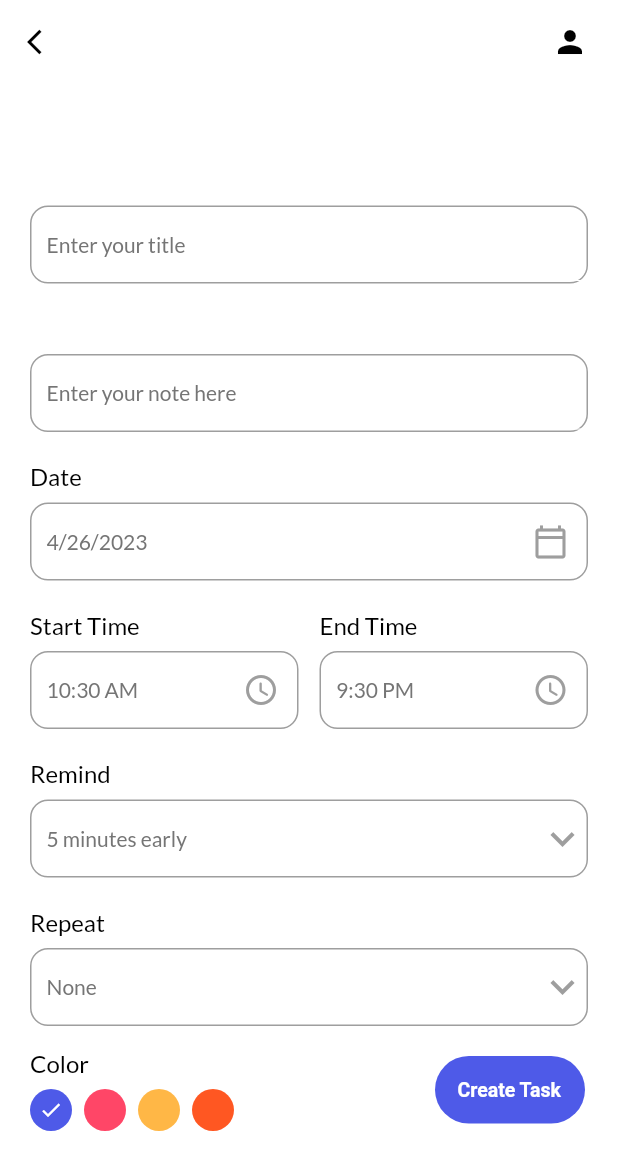
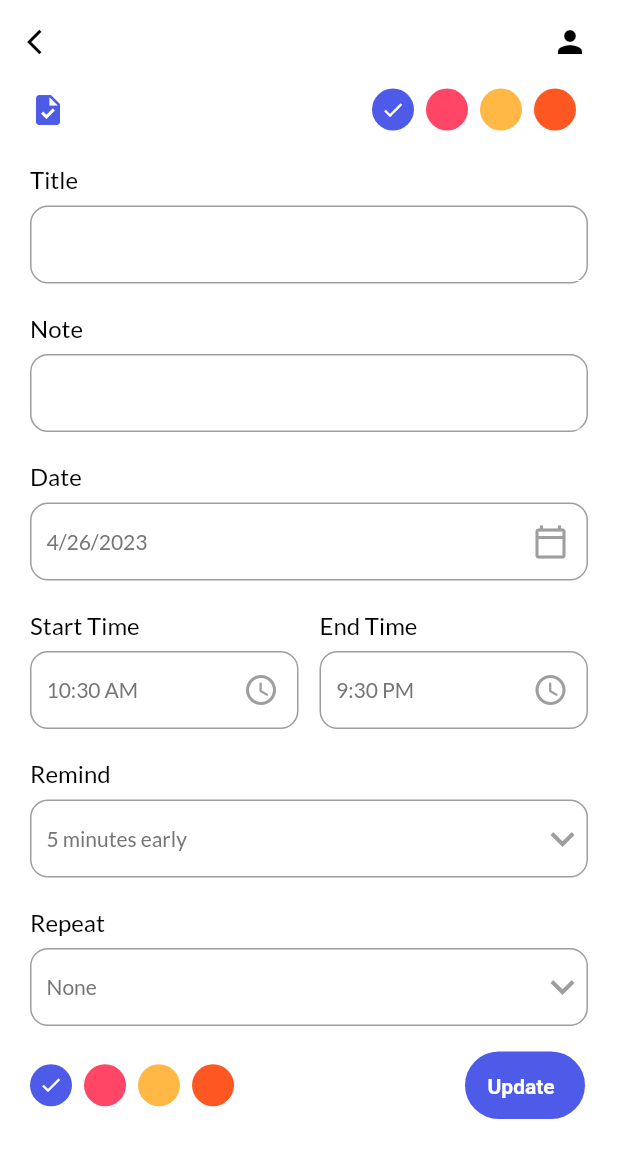
Before and after one commit to cn666278/task-todo-new-edition, a Flutter app: the TaskDetailPage screen opened directly with empty values, on a phone screen of 412 x 824 dp. Shown: the top 1170 px of the screen. Run offline on Flutter 3.47's test engine with Material 2 defaults, Android fonts, the phone set to English and light mode, and no system bars; our stand-ins replace date_picker_timeline, flutter_local_notifications, flutter_native_timezone, flutter_staggered_animations, get, get_storage and 2 more; missing offline and left inert: mysql1, mysql_utils; accounts and stored records are empty.

Commit message:
Solve issue: Weekly reminder and task display function
* TODO ERROR:
Monthly reminder and task display function

```diff
--- a/lib/ui/details.dart
+++ b/lib/ui/details.dart
@@ -6,6 +6,8 @@ import 'package:todo_app_new_edition/models/task.dart';
 import 'package:todo_app_new_edition/ui/theme.dart';
 import 'package:todo_app_new_edition/ui/widgets/button.dart';
 import 'package:todo_app_new_edition/ui/widgets/input_field.dart';
+import 'package:todo_app_new_edition/ui/widgets/task_tile.dart';
+import 'package:todo_app_new_edition/ui/widgets/update_button.dart';
 
 // Details page
 // convert StatelessWidget to StatefulWidget by Alt + ENTER
@@ -50,13 +52,25 @@ class _TaskDetailsPageState extends State<TaskDetailPage> {
           child: Column(
             crossAxisAlignment: CrossAxisAlignment.start,
             children: [
-            Text(
-                // "Add Task",
-              task!.title!,
-                style: headingStyle,
-              ),
-              MyInputField(title: task!.title!, hint: "Enter your title", controller: _titleController,),
-              MyInputField(title: task!.note!, hint: "Enter your note here", controller: _noteController,),
+            Row(
+              mainAxisAlignment: MainAxisAlignment.spaceBetween,
+              crossAxisAlignment: CrossAxisAlignment.center,
+              children: [
+                Row(
+                  children: [
+                    Icon(Icons.task, color: _getBGClr(task?.color??0)),
+                    const SizedBox(width: 5,),
+                    Text(
+                      task!.title!,
+                      style: headingStyle,
+                    ),
+                  ],
+                ),
+                _colorPalette(),
+              ],
+            ),
+              MyInputField(title: "Title", hint: task!.title!, controller: _titleController,),
+              MyInputField(title: "Note", hint: task!.note!, controller: _noteController,),
               MyInputField(
                 title: "Date",
                 hint: DateFormat.yMd().format(_selectedDate),
@@ -176,7 +190,7 @@ class _TaskDetailsPageState extends State<TaskDetailPage> {
                   _colorPalette(),
                   Padding(
                     padding: const EdgeInsets.all(2.0),
-                    child: MyButton(label: "Create Task", onTap: () => _validateDate()),
+                    child: UpdateButton(label: "Update", onTap: () => _validateDate()),
                   ),
                 ],
               )
@@ -187,8 +201,25 @@ class _TaskDetailsPageState extends State<TaskDetailPage> {
     );
   }
 
+  /* 控制TASK LIST 卡片颜色 */
+  _getBGClr(int no) {
+    switch (no) {
+      case 0:
+        return bluishClr;
+      case 1:
+        return pinkClr;
+      case 2:
+        return yellowClr;
+      case 3:
+        return deepOrange;
+      default:
+        return bluishClr;
+    }
+  }
+
   _validateDate() {
     if (_titleController.text.isNotEmpty && _noteController.text.isNotEmpty) {
+      // TODO -- CHANGE TO EDIT / UPDATE Function
       _addTaskToDb();
       _taskController.getTasks();
       Get.back();
@@ -225,13 +256,13 @@ class _TaskDetailsPageState extends State<TaskDetailPage> {
     return Column(
       crossAxisAlignment: CrossAxisAlignment.start,
       children: [
-        Text(
-          "Color",
-          style: titleStyle,
-        ),
-        SizedBox(
-          height: 8.0,
-        ),
+        // Text(
+        //   "Color",
+        //   style: titleStyle,
+        // ),
+        // SizedBox(
+        //   height: 8.0,
+        // ),
         // Wrap widget can help put things in horizontal line
         Wrap( // used for the horizontal layout
           children: List<Widget>.generate(4, (int index) {
--- /dev/null
+++ b/lib/ui/widgets/update_button.dart
@@ -0,0 +1,36 @@
+import 'package:flutter/cupertino.dart';
+import 'package:flutter/material.dart';
+import 'package:todo_app_new_edition/ui/theme.dart';
+
+class UpdateButton extends StatelessWidget {
+  final String label;
+  final Function()? onTap; // you are not sure whether get this function or not, if doesn't get just keep it null
+  const UpdateButton({Key? key, required this.label, required this.onTap}) : super(key: key);
+
+  @override
+  Widget build(BuildContext context) {
+    return GestureDetector(
+      onTap: onTap,
+      child: Container(
+        width: 80,
+        height: 45,
+        decoration: BoxDecoration(
+          borderRadius: BorderRadius.circular(25),
+          color: primaryClr,
+        ),
+        child: Padding(
+          // padding: EdgeInsets.symmetric(vertical: 15, horizontal: 15),
+          padding: const EdgeInsets.only(left: 15, top: 15, right: 15),
+          child: Text(
+            label,
+            style: TextStyle(
+              fontSize: 14,
+              fontWeight: FontWeight.bold,
+              color: Colors.white,
+            ),
+          ),
+        ),
+      ),
+    );
+  }
+}
```
Also changed, not shown: lib/services/notification_services.dart (+125 -0 lines), lib/ui/home_page.dart (+67 -5 lines).
